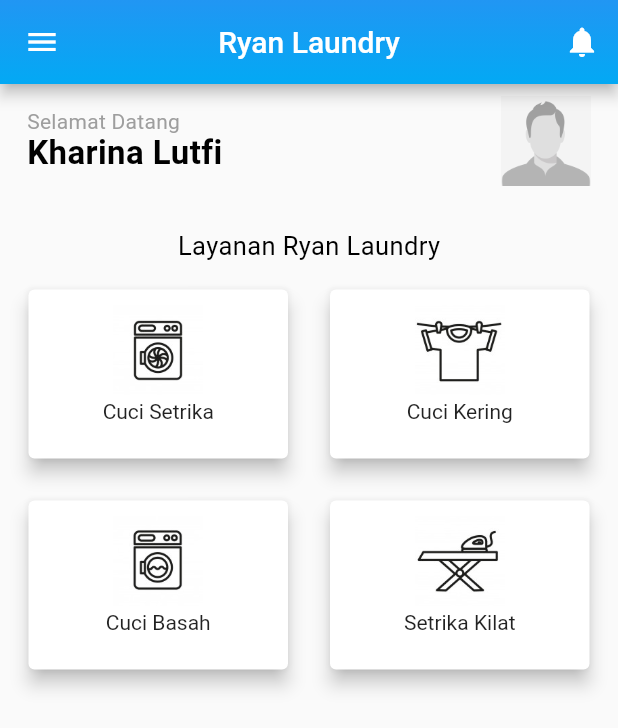
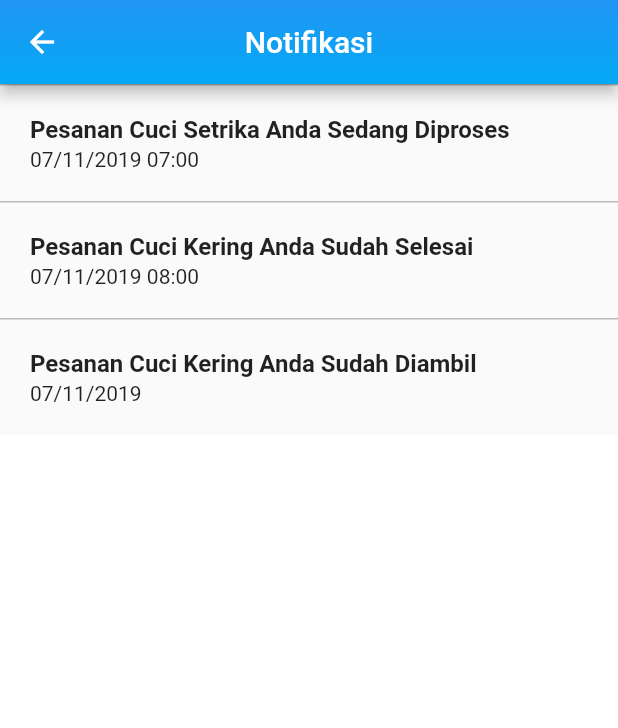
Before and after one commit to ramadhanlmzero/ryan_laundry_android, a Flutter app: the screen it shows after launch, after a tap on "Login", after a tap on the "notifications" icon, on a phone screen of 412 x 824 dp. Shown: the top 728 px of the screen. Run offline on Flutter 3.47's test engine with Material 2 defaults, Android fonts, the phone set to English and light mode, and no system bars; our stand-ins replace badges, image_picker.

Commit message:
Add Notification page

```diff
--- a/lib/home.dart
+++ b/lib/home.dart
@@ -24,9 +24,7 @@ class Home extends StatelessWidget {
         actions: <Widget>[
           IconButton(
             icon: Icon(Icons.notifications, color: Colors.white),
-            onPressed: () {
-              // do something
-            },
+            onPressed: () => Navigator.pushNamed(context, "/notification"),
           ),
         ],
       ),
--- /dev/null
+++ b/lib/notification/notification.dart
@@ -0,0 +1,68 @@
+import 'package:flutter/material.dart';
+import 'package:ryan_laundry/notification/notification_model.dart';
+import 'package:ryan_laundry/notification/notification_component.dart';
+
+class Notif extends StatefulWidget {
+  @override
+  State<StatefulWidget> createState() => NotifState();
+}
+
+class NotifState extends State<Notif> {
+  List<NotifModel> data = [
+    NotifModel(
+      1,
+      "Pesanan Cuci Setrika Anda Sedang Diproses",
+      "07/11/2019 07:00",
+    ),
+    NotifModel(
+      2,
+      "Pesanan Cuci Kering Anda Sudah Selesai",
+      "07/11/2019 08:00",
+    ),
+    NotifModel(
+      3,
+      "Pesanan Cuci Kering Anda Sudah Diambil",
+      "07/11/2019",
+    ),
+  ];
+
+  @override
+  Widget build(BuildContext context) {
+    return new Scaffold(
+      resizeToAvoidBottomInset: false,
+      appBar: AppBar(
+        flexibleSpace: Container(
+          decoration: BoxDecoration(
+            gradient: LinearGradient(
+              begin: Alignment.topCenter,
+              end: Alignment.bottomCenter,
+              colors: <Color>[
+                Colors.blue,
+                Colors.lightBlue,
+              ],
+            ),
+          ),
+        ),
+        leading: IconButton(
+          icon: Icon(
+            Icons.arrow_back,
+            color: Colors.white,
+          ),
+          onPressed: () => Navigator.pop(context, '/'),
+        ),
+        title: Text('Notifikasi'),
+        centerTitle: true,
+      ),
+      body: Container(
+        decoration: BoxDecoration(color: Colors.white),
+        child: ListView.builder(
+          padding: EdgeInsets.only(bottom: 24),
+          itemCount: data.length,
+          itemBuilder: (BuildContext context, int index) {
+            return NotifComponent(index, data[index]);
+          },
+        ),
+      ),
+    );
+  }
+}
--- /dev/null
+++ b/lib/notification/notification_component.dart
@@ -0,0 +1,49 @@
+import 'package:ryan_laundry/notification/notification_model.dart';
+import 'package:flutter/material.dart';
+
+class NotifComponent extends StatelessWidget {
+  final int index;
+  final NotifModel data;
+
+  NotifComponent(this.index, this.data);
+
+  @override
+  Widget build(BuildContext context) {
+    return Container(
+      decoration: new BoxDecoration(
+        border: new Border(
+          top: new BorderSide(style: BorderStyle.solid, color: Colors.black26),
+        ),
+        color: new Color(0xFFFAFAFA),
+      ),
+      child: InkWell(
+        child: Row(
+          crossAxisAlignment: CrossAxisAlignment.start,
+          children: [
+            Expanded(
+              child: Container(
+                margin: EdgeInsets.all(20),
+                child: Column(
+                  crossAxisAlignment: CrossAxisAlignment.stretch,
+                  mainAxisAlignment: MainAxisAlignment.center,
+                  children: <Widget>[
+                    Text(
+                      data.description,
+                      style:
+                          TextStyle(fontSize: 16, fontWeight: FontWeight.w600),
+                    ),
+                    Container(
+                      margin: EdgeInsets.only(top: 2),
+                      child: Text(data.date),
+                    ),
+                  ],
+                ),
+              ),
+            ),
+          ],
+        ),
+        onTap: () {},
+      ),
+    );
+  }
+}
--- /dev/null
+++ b/lib/notification/notification_model.dart
@@ -0,0 +1,7 @@
+class NotifModel {
+  int id;
+  String description;
+  String date;
+
+  NotifModel(this.id, this.description, this.date);
+}
--- a/lib/order/order_component.dart
+++ b/lib/order/order_component.dart
@@ -11,7 +11,7 @@ class OrderComponent extends StatelessWidget {
   @override
   Widget build(BuildContext context) {
     return Container(
-      margin: EdgeInsets.only(top: 5, left: 16, right: 16),
+      margin: EdgeInsets.only(top: 5, left: 10, right: 10),
       child: InkWell(
         child: Card(
           shape: RoundedRectangleBorder(
--- a/lib/routes.dart
+++ b/lib/routes.dart
@@ -6,6 +6,7 @@ import 'package:ryan_laundry/profile/profile.dart';
 import 'package:ryan_laundry/profile/profile_edit.dart';
 import 'package:ryan_laundry/profile/profile_password.dart';
 import 'package:ryan_laundry/order/order.dart';
+import 'package:ryan_laundry/notification/notification.dart';
 
 class Router {
   static Route<dynamic> generateRoute(RouteSettings settings) {
@@ -24,6 +25,8 @@ class Router {
         return MaterialPageRoute(builder: (_) => ProfilePassword());
       case '/order':
         return MaterialPageRoute(builder: (_) => Order());
+      case '/notification':
+        return MaterialPageRoute(builder: (_) => Notif());
       default:
         return MaterialPageRoute(
           builder: (_) => Scaffold(
```
